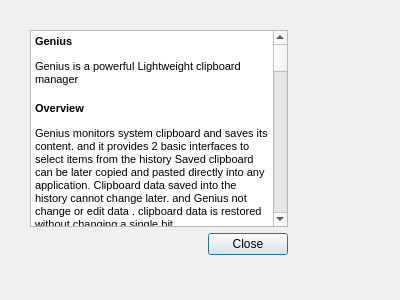
This is views/help.ui in rusith/genius as Qt 5 draws it before an edit. The edited form follows.
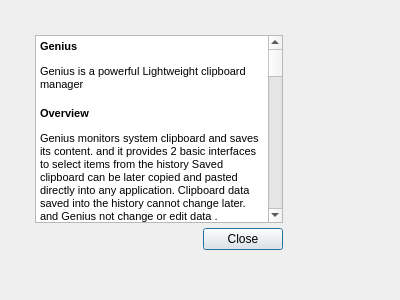
This is the edited form. Icons and pictures are not drawn.

Patch:
```diff
--- a/views/help.ui
+++ b/views/help.ui
@@ -13,7 +13,11 @@
   <property name="windowTitle">
    <string>Dialog</string>
   </property>
-  <widget class="QWidget" name="">
+  <property name="windowIcon">
+   <iconset resource="../resources/resources.qrc">
+    <normaloff>:/images/images/help16.png</normaloff>:/images/images/help16.png</iconset>
+  </property>
+  <widget class="QWidget" name="layoutWidget">
    <property name="geometry">
     <rect>
      <x>30</x>
@@ -23,55 +27,70 @@
     </rect>
    </property>
    <layout class="QVBoxLayout" name="rootLayout">
+    <property name="spacing">
+     <number>5</number>
+    </property>
+    <property name="leftMargin">
+     <number>5</number>
+    </property>
+    <property name="topMargin">
+     <number>5</number>
+    </property>
+    <property name="rightMargin">
+     <number>5</number>
+    </property>
+    <property name="bottomMargin">
+     <number>5</number>
+    </property>
     <item>
      <widget class="QTextBrowser" name="helpDisplay">
       <property name="html">
        <string>&lt;!DOCTYPE HTML PUBLIC &quot;-//W3C//DTD HTML 4.0//EN&quot; &quot;http://www.w3.org/TR/REC-html40/strict.dtd&quot;&gt;
 &lt;html&gt;&lt;head&gt;&lt;meta name=&quot;qrichtext&quot; content=&quot;1&quot; /&gt;&lt;style type=&quot;text/css&quot;&gt;
 p, li { white-space: pre-wrap; }
-&lt;/style&gt;&lt;/head&gt;&lt;body style=&quot; font-family:'MS Shell Dlg 2'; font-size:8.25pt; font-weight:400; font-style:normal;&quot;&gt;
-&lt;p style=&quot; margin-top:18px; margin-bottom:12px; margin-left:0px; margin-right:0px; -qt-block-indent:0; text-indent:0px;&quot;&gt;&lt;a name=&quot;genius-&quot;&gt;&lt;/a&gt;&lt;span style=&quot; font-size:8pt; font-weight:600;&quot;&gt;G&lt;/span&gt;&lt;span style=&quot; font-size:8pt; font-weight:600;&quot;&gt;enius &lt;/span&gt;&lt;/p&gt;
-&lt;p style=&quot; margin-top:12px; margin-bottom:12px; margin-left:0px; margin-right:0px; -qt-block-indent:0; text-indent:0px;&quot;&gt;&lt;span style=&quot; font-size:8pt;&quot;&gt;Genius is a powerful Lightweight clipboard manager &lt;/span&gt;&lt;/p&gt;
-&lt;p style=&quot; margin-top:16px; margin-bottom:12px; margin-left:0px; margin-right:0px; -qt-block-indent:0; text-indent:0px;&quot;&gt;&lt;a name=&quot;overview&quot;&gt;&lt;/a&gt;&lt;span style=&quot; font-size:8pt; font-weight:600;&quot;&gt;O&lt;/span&gt;&lt;span style=&quot; font-size:8pt; font-weight:600;&quot;&gt;verview&lt;/span&gt;&lt;span style=&quot; font-size:8pt;&quot;&gt; &lt;/span&gt;&lt;/p&gt;
-&lt;p style=&quot; margin-top:12px; margin-bottom:12px; margin-left:0px; margin-right:0px; -qt-block-indent:0; text-indent:0px;&quot;&gt;&lt;span style=&quot; font-size:8pt;&quot;&gt;Genius monitors system clipboard and saves its content. and it provides 2 basic interfaces to select items from the history Saved clipboard can be later copied and pasted directly into any application. Clipboard data saved into the history cannot change later. and Genius not change or edit data . clipboard data is restored without changing a single bit &lt;/span&gt;&lt;/p&gt;
-&lt;p style=&quot; margin-top:12px; margin-bottom:12px; margin-left:0px; margin-right:0px; -qt-block-indent:0; text-indent:0px;&quot;&gt;&lt;span style=&quot; font-size:8pt;&quot;&gt;Items can be: &lt;/span&gt;&lt;/p&gt;
-&lt;ul style=&quot;margin-top: 0px; margin-bottom: 0px; margin-left: 0px; margin-right: 0px; -qt-list-indent: 1;&quot;&gt;&lt;li style=&quot; font-size:8pt;&quot; style=&quot; margin-top:12px; margin-bottom:0px; margin-left:0px; margin-right:0px; -qt-block-indent:0; text-indent:0px;&quot;&gt;Paste directly into applications using Genius hockeys&lt;/li&gt;
-&lt;li style=&quot; font-size:8pt;&quot; style=&quot; margin-top:0px; margin-bottom:12px; margin-left:0px; margin-right:0px; -qt-block-indent:0; text-indent:0px;&quot;&gt;or simply removed. &lt;/li&gt;&lt;/ul&gt;
-&lt;p style=&quot; margin-top:16px; margin-bottom:12px; margin-left:0px; margin-right:0px; -qt-block-indent:0; text-indent:0px;&quot;&gt;&lt;a name=&quot;features&quot;&gt;&lt;/a&gt;&lt;span style=&quot; font-size:8pt; font-weight:600;&quot;&gt;F&lt;/span&gt;&lt;span style=&quot; font-size:8pt; font-weight:600;&quot;&gt;eatures&lt;/span&gt;&lt;span style=&quot; font-size:8pt;&quot;&gt; &lt;/span&gt;&lt;/p&gt;
-&lt;ul style=&quot;margin-top: 0px; margin-bottom: 0px; margin-left: 0px; margin-right: 0px; -qt-list-indent: 1;&quot;&gt;&lt;li style=&quot; font-size:8pt;&quot; style=&quot; margin-top:12px; margin-bottom:0px; margin-left:0px; margin-right:0px; -qt-block-indent:0; text-indent:0px;&quot;&gt;simple user interface , easy to use &lt;/li&gt;
-&lt;li style=&quot; font-size:8pt;&quot; style=&quot; margin-top:0px; margin-bottom:0px; margin-left:0px; margin-right:0px; -qt-block-indent:0; text-indent:0px;&quot;&gt;Support for Linux, Windows and OSX ( still not compiled for OSX) &lt;/li&gt;
-&lt;li style=&quot; font-size:8pt;&quot; style=&quot; margin-top:0px; margin-bottom:0px; margin-left:0px; margin-right:0px; -qt-block-indent:0; text-indent:0px;&quot;&gt;Store text, HTML, images or any other custom formats&lt;/li&gt;
-&lt;li style=&quot; font-size:8pt;&quot; style=&quot; margin-top:0px; margin-bottom:0px; margin-left:0px; margin-right:0px; -qt-block-indent:0; text-indent:0px;&quot;&gt;Quickly browse and items in clipboard history&lt;/li&gt;
-&lt;li style=&quot; font-size:8pt;&quot; style=&quot; margin-top:0px; margin-bottom:0px; margin-left:0px; margin-right:0px; -qt-block-indent:0; text-indent:0px;&quot;&gt;System-wide customizable shortcuts&lt;/li&gt;
-&lt;li style=&quot; font-size:8pt;&quot; style=&quot; margin-top:0px; margin-bottom:0px; margin-left:0px; margin-right:0px; -qt-block-indent:0; text-indent:0px;&quot;&gt;Paste items using ItemSelector or historyMenu&lt;/li&gt;
-&lt;li style=&quot; font-size:8pt;&quot; style=&quot; margin-top:0px; margin-bottom:12px; margin-left:0px; margin-right:0px; -qt-block-indent:0; text-indent:0px;&quot;&gt;Many more features &lt;/li&gt;&lt;/ul&gt;
-&lt;p style=&quot; margin-top:16px; margin-bottom:12px; margin-left:0px; margin-right:0px; -qt-block-indent:0; text-indent:0px;&quot;&gt;&lt;a name=&quot;install-and-run&quot;&gt;&lt;/a&gt;&lt;span style=&quot; font-size:8pt; font-weight:600;&quot;&gt;I&lt;/span&gt;&lt;span style=&quot; font-size:8pt; font-weight:600;&quot;&gt;nstall and Run&lt;/span&gt;&lt;span style=&quot; font-size:8pt;&quot;&gt; &lt;/span&gt;&lt;/p&gt;
-&lt;p style=&quot; margin-top:12px; margin-bottom:12px; margin-left:0px; margin-right:0px; -qt-block-indent:0; text-indent:0px;&quot;&gt;&lt;span style=&quot; font-size:8pt;&quot;&gt;To install Genius, use binary package or installer provided for your OS or follow instructions in &lt;/span&gt;&lt;/p&gt;
-&lt;p style=&quot; margin-top:12px; margin-bottom:12px; margin-left:0px; margin-right:0px; -qt-block-indent:0; text-indent:0px;&quot;&gt;&lt;span style=&quot; font-size:8pt;&quot;&gt;for build form source download source and open pro file using QT Creator or visual studio (QT plug in needed.) build and run &lt;/span&gt;&lt;/p&gt;
-&lt;p style=&quot; margin-top:16px; margin-bottom:12px; margin-left:0px; margin-right:0px; -qt-block-indent:0; text-indent:0px;&quot;&gt;&lt;a name=&quot;dependencies&quot;&gt;&lt;/a&gt;&lt;span style=&quot; font-size:8pt; font-weight:600;&quot;&gt;D&lt;/span&gt;&lt;span style=&quot; font-size:8pt; font-weight:600;&quot;&gt;ependencies&lt;/span&gt;&lt;span style=&quot; font-size:8pt;&quot;&gt; &lt;/span&gt;&lt;/p&gt;
-&lt;p style=&quot; margin-top:12px; margin-bottom:12px; margin-left:0px; margin-right:0px; -qt-block-indent:0; text-indent:0px;&quot;&gt;&lt;span style=&quot; font-size:8pt;&quot;&gt;To build and run the application you'll need &lt;/span&gt;&lt;a href=&quot;https://www.qt.io/download/&quot;&gt;&lt;span style=&quot; font-size:8pt; text-decoration: underline; color:#0000ff;&quot;&gt;Qt&lt;/span&gt;&lt;/a&gt;&lt;span style=&quot; font-size:8pt;&quot;&gt; library. &lt;/span&gt;&lt;/p&gt;
-&lt;p style=&quot; margin-top:16px; margin-bottom:12px; margin-left:0px; margin-right:0px; -qt-block-indent:0; text-indent:0px;&quot;&gt;&lt;a name=&quot;keyboard-shortcuts-these-shortcuts-can-be-customized-&quot;&gt;&lt;/a&gt;&lt;span style=&quot; font-size:8pt; font-weight:600;&quot;&gt;K&lt;/span&gt;&lt;span style=&quot; font-size:8pt; font-weight:600;&quot;&gt;eyboard Shortcuts (these shortcuts can be customized )&lt;/span&gt;&lt;span style=&quot; font-size:8pt;&quot;&gt; &lt;/span&gt;&lt;/p&gt;
-&lt;ul style=&quot;margin-top: 0px; margin-bottom: 0px; margin-left: 0px; margin-right: 0px; -qt-list-indent: 1;&quot;&gt;&lt;li style=&quot; font-size:8pt;&quot; style=&quot; margin-top:12px; margin-bottom:12px; margin-left:0px; margin-right:0px; -qt-block-indent:0; text-indent:0px;&quot;&gt;&lt;span style=&quot; font-family:'Courier New,courier';&quot;&gt;Ctrl+Alt+Shift+C&lt;/span&gt; &lt;/li&gt;
-&lt;p style=&quot; margin-top:12px; margin-bottom:12px; margin-left:0px; margin-right:0px; -qt-block-indent:1; text-indent:0px;&quot;&gt;&lt;span style=&quot; font-size:8pt;&quot;&gt;clear history and all data&lt;/span&gt;&lt;/p&gt;
-&lt;li style=&quot; font-size:8pt;&quot; style=&quot; margin-top:12px; margin-bottom:12px; margin-left:0px; margin-right:0px; -qt-block-indent:0; text-indent:0px;&quot;&gt;&lt;span style=&quot; font-family:'Courier New,courier';&quot;&gt;Ctrl+Alt+V&lt;/span&gt; &lt;/li&gt;
-&lt;p style=&quot; margin-top:12px; margin-bottom:12px; margin-left:0px; margin-right:0px; -qt-block-indent:1; text-indent:0px;&quot;&gt;&lt;span style=&quot; font-size:8pt;&quot;&gt;paste last item (not current content) of the history into current application&lt;/span&gt;&lt;/p&gt;
-&lt;li style=&quot; font-size:8pt;&quot; style=&quot; margin-top:12px; margin-bottom:12px; margin-left:0px; margin-right:0px; -qt-block-indent:0; text-indent:0px;&quot;&gt;&lt;span style=&quot; font-family:'Courier New,courier';&quot;&gt;Ctrl+Shift+X&lt;/span&gt; &lt;/li&gt;
-&lt;p style=&quot; margin-top:12px; margin-bottom:12px; margin-left:0px; margin-right:0px; -qt-block-indent:1; text-indent:0px;&quot;&gt;&lt;span style=&quot; font-size:8pt;&quot;&gt;open selector window (nice interface for use to navigate thought the history and select an item)&lt;/span&gt;&lt;/p&gt;
-&lt;li style=&quot; font-size:8pt;&quot; style=&quot; margin-top:12px; margin-bottom:12px; margin-left:0px; margin-right:0px; -qt-block-indent:0; text-indent:0px;&quot;&gt;&lt;span style=&quot; font-family:'Courier New,courier';&quot;&gt;Ctrl+Alt+Shift+M&lt;/span&gt; &lt;/li&gt;
-&lt;p style=&quot; margin-top:12px; margin-bottom:12px; margin-left:0px; margin-right:0px; -qt-block-indent:1; text-indent:0px;&quot;&gt;&lt;span style=&quot; font-size:8pt;&quot;&gt;open clipboard manager window&lt;/span&gt;&lt;/p&gt;
-&lt;li style=&quot; font-size:8pt;&quot; style=&quot; margin-top:12px; margin-bottom:12px; margin-left:0px; margin-right:0px; -qt-block-indent:0; text-indent:0px;&quot;&gt;&lt;span style=&quot; font-family:'Courier New,courier';&quot;&gt;Ctrl+Shift+V&lt;/span&gt; &lt;/li&gt;
-&lt;p style=&quot; margin-top:12px; margin-bottom:12px; margin-left:0px; margin-right:0px; -qt-block-indent:1; text-indent:0px;&quot;&gt;&lt;span style=&quot; font-size:8pt;&quot;&gt;show history menu (this can be use for select an item from history very easily )&lt;/span&gt;&lt;/p&gt;
-&lt;li style=&quot; font-size:8pt;&quot; style=&quot; margin-top:12px; margin-bottom:12px; margin-left:0px; margin-right:0px; -qt-block-indent:0; text-indent:0px;&quot;&gt;&lt;span style=&quot; font-family:'Courier New,courier';&quot;&gt;Ctrl+Alt+Shift+S&lt;/span&gt; &lt;/li&gt;&lt;/ul&gt;
-&lt;p style=&quot; margin-top:12px; margin-bottom:12px; margin-left:0px; margin-right:0px; -qt-block-indent:1; text-indent:0px;&quot;&gt;&lt;span style=&quot; font-size:8pt;&quot;&gt;open settings window &lt;/span&gt;&lt;/p&gt;
-&lt;p style=&quot; margin-top:16px; margin-bottom:12px; margin-left:0px; margin-right:0px; -qt-block-indent:0; text-indent:0px;&quot;&gt;&lt;a name=&quot;basic-usage&quot;&gt;&lt;/a&gt;&lt;span style=&quot; font-size:8pt; font-weight:600;&quot;&gt;B&lt;/span&gt;&lt;span style=&quot; font-size:8pt; font-weight:600;&quot;&gt;asic Usage&lt;/span&gt;&lt;span style=&quot; font-size:8pt;&quot;&gt; &lt;/span&gt;&lt;/p&gt;
-&lt;p style=&quot; margin-top:12px; margin-bottom:12px; margin-left:0px; margin-right:0px; -qt-block-indent:0; text-indent:0px;&quot;&gt;&lt;span style=&quot; font-size:8pt;&quot;&gt;recommended to add Genius to startup application list. when clipboard is changed changed data is saved in the application's clipboard history. this data cannot edit lated only can delete when not needed. user can manage the Clipboard History using Clipboard Manager window. user can changed items positions , view content of the items, delete items, clear the history using this window. &lt;/span&gt;&lt;/p&gt;
-&lt;p style=&quot; margin-top:12px; margin-bottom:12px; margin-left:0px; margin-right:0px; -qt-block-indent:0; text-indent:0px;&quot;&gt;&lt;span style=&quot; font-size:8pt;&quot;&gt;user can select item form history using Selector window or history list. &lt;/span&gt;&lt;/p&gt;
-&lt;p style=&quot; margin-top:12px; margin-bottom:12px; margin-left:0px; margin-right:0px; -qt-block-indent:0; text-indent:0px;&quot;&gt;&lt;span style=&quot; font-size:8pt;&quot;&gt;Selector window is a fancy UI with nice animations. user can navigate through the clipboard history using left right keys when user release the Shift key or Alt key currently selected item will paste into the current application.default shortcut to bring this component is (Ctrl+Alt+X) &lt;/span&gt;&lt;/p&gt;
-&lt;p style=&quot; margin-top:12px; margin-bottom:12px; margin-left:0px; margin-right:0px; -qt-block-indent:0; text-indent:0px;&quot;&gt;&lt;span style=&quot; font-size:8pt;&quot;&gt;History menu is a basic menu contains items of the history. user can select item and press enter to paste item. in History menu , user can enable index numbers. if this option is enabled index of the item will show in front of the item user can select item by pressing index number (1-9) &lt;/span&gt;&lt;/p&gt;
-&lt;p style=&quot; margin-top:12px; margin-bottom:12px; margin-left:0px; margin-right:0px; -qt-block-indent:0; text-indent:0px;&quot;&gt;&lt;span style=&quot; font-size:8pt;&quot;&gt;user can turn off or on Genius any time. when turned off newly copied items will not add to the history. and all shortcuts will be disabled. &lt;/span&gt;&lt;/p&gt;
-&lt;p style=&quot; margin-top:12px; margin-bottom:12px; margin-left:0px; margin-right:0px; -qt-block-indent:0; text-indent:0px;&quot;&gt;&lt;span style=&quot; font-size:8pt;&quot;&gt;user can pause and resume Genius. if user want to use some items over and over again this is useful. when Genius is paused new items will not add to the history and. and when user select an item from the history history will not change shortcuts will work in this mode &lt;/span&gt;&lt;/p&gt;
-&lt;p style=&quot; margin-top:12px; margin-bottom:12px; margin-left:0px; margin-right:0px; -qt-block-indent:0; text-indent:0px;&quot;&gt;&lt;span style=&quot; font-size:8pt;&quot;&gt;user can view content of items .Genius can view HTML , URI lists, plain text, images. if the content cannot render row data is presented. user can export data &lt;/span&gt;&lt;/p&gt;
-&lt;p style=&quot;-qt-paragraph-type:empty; margin-top:12px; margin-bottom:12px; margin-left:0px; margin-right:0px; -qt-block-indent:0; text-indent:0px; font-size:8pt;&quot;&gt;&lt;br /&gt;&lt;/p&gt;&lt;/body&gt;&lt;/html&gt;</string>
+&lt;/style&gt;&lt;/head&gt;&lt;body style=&quot; font-family:'Ubuntu'; font-size:9pt; font-weight:400; font-style:normal;&quot;&gt;
+&lt;p style=&quot; margin-top:18px; margin-bottom:12px; margin-left:0px; margin-right:0px; -qt-block-indent:0; text-indent:0px;&quot;&gt;&lt;a name=&quot;genius-&quot;&gt;&lt;/a&gt;&lt;span style=&quot; font-family:'MS Shell Dlg 2'; font-size:8pt; font-weight:600;&quot;&gt;G&lt;/span&gt;&lt;span style=&quot; font-family:'MS Shell Dlg 2'; font-size:8pt; font-weight:600;&quot;&gt;enius &lt;/span&gt;&lt;/p&gt;
+&lt;p style=&quot; margin-top:12px; margin-bottom:12px; margin-left:0px; margin-right:0px; -qt-block-indent:0; text-indent:0px;&quot;&gt;&lt;span style=&quot; font-family:'MS Shell Dlg 2'; font-size:8pt;&quot;&gt;Genius is a powerful Lightweight clipboard manager &lt;/span&gt;&lt;/p&gt;
+&lt;p style=&quot; margin-top:16px; margin-bottom:12px; margin-left:0px; margin-right:0px; -qt-block-indent:0; text-indent:0px;&quot;&gt;&lt;a name=&quot;overview&quot;&gt;&lt;/a&gt;&lt;span style=&quot; font-family:'MS Shell Dlg 2'; font-size:8pt; font-weight:600;&quot;&gt;O&lt;/span&gt;&lt;span style=&quot; font-family:'MS Shell Dlg 2'; font-size:8pt; font-weight:600;&quot;&gt;verview&lt;/span&gt;&lt;span style=&quot; font-family:'MS Shell Dlg 2'; font-size:8pt;&quot;&gt; &lt;/span&gt;&lt;/p&gt;
+&lt;p style=&quot; margin-top:12px; margin-bottom:12px; margin-left:0px; margin-right:0px; -qt-block-indent:0; text-indent:0px;&quot;&gt;&lt;span style=&quot; font-family:'MS Shell Dlg 2'; font-size:8pt;&quot;&gt;Genius monitors system clipboard and saves its content. and it provides 2 basic interfaces to select items from the history Saved clipboard can be later copied and pasted directly into any application. Clipboard data saved into the history cannot change later. and Genius not change or edit data . clipboard data is restored without changing a single bit &lt;/span&gt;&lt;/p&gt;
+&lt;p style=&quot; margin-top:12px; margin-bottom:12px; margin-left:0px; margin-right:0px; -qt-block-indent:0; text-indent:0px;&quot;&gt;&lt;span style=&quot; font-family:'MS Shell Dlg 2'; font-size:8pt;&quot;&gt;Items can be: &lt;/span&gt;&lt;/p&gt;
+&lt;ul style=&quot;margin-top: 0px; margin-bottom: 0px; margin-left: 0px; margin-right: 0px; -qt-list-indent: 1;&quot;&gt;&lt;li style=&quot; font-family:'MS Shell Dlg 2'; font-size:8pt;&quot; style=&quot; margin-top:12px; margin-bottom:0px; margin-left:0px; margin-right:0px; -qt-block-indent:0; text-indent:0px;&quot;&gt;Paste directly into applications using Genius hockeys&lt;/li&gt;
+&lt;li style=&quot; font-family:'MS Shell Dlg 2'; font-size:8pt;&quot; style=&quot; margin-top:0px; margin-bottom:12px; margin-left:0px; margin-right:0px; -qt-block-indent:0; text-indent:0px;&quot;&gt;or simply removed. &lt;/li&gt;&lt;/ul&gt;
+&lt;p style=&quot; margin-top:16px; margin-bottom:12px; margin-left:0px; margin-right:0px; -qt-block-indent:0; text-indent:0px;&quot;&gt;&lt;a name=&quot;features&quot;&gt;&lt;/a&gt;&lt;span style=&quot; font-family:'MS Shell Dlg 2'; font-size:8pt; font-weight:600;&quot;&gt;F&lt;/span&gt;&lt;span style=&quot; font-family:'MS Shell Dlg 2'; font-size:8pt; font-weight:600;&quot;&gt;eatures&lt;/span&gt;&lt;span style=&quot; font-family:'MS Shell Dlg 2'; font-size:8pt;&quot;&gt; &lt;/span&gt;&lt;/p&gt;
+&lt;ul style=&quot;margin-top: 0px; margin-bottom: 0px; margin-left: 0px; margin-right: 0px; -qt-list-indent: 1;&quot;&gt;&lt;li style=&quot; font-family:'MS Shell Dlg 2'; font-size:8pt;&quot; style=&quot; margin-top:12px; margin-bottom:0px; margin-left:0px; margin-right:0px; -qt-block-indent:0; text-indent:0px;&quot;&gt;simple user interface , easy to use &lt;/li&gt;
+&lt;li style=&quot; font-family:'MS Shell Dlg 2'; font-size:8pt;&quot; style=&quot; margin-top:0px; margin-bottom:0px; margin-left:0px; margin-right:0px; -qt-block-indent:0; text-indent:0px;&quot;&gt;Support for Linux, Windows and OSX ( still not compiled for OSX) &lt;/li&gt;
+&lt;li style=&quot; font-family:'MS Shell Dlg 2'; font-size:8pt;&quot; style=&quot; margin-top:0px; margin-bottom:0px; margin-left:0px; margin-right:0px; -qt-block-indent:0; text-indent:0px;&quot;&gt;Store text, HTML, images or any other custom formats&lt;/li&gt;
+&lt;li style=&quot; font-family:'MS Shell Dlg 2'; font-size:8pt;&quot; style=&quot; margin-top:0px; margin-bottom:0px; margin-left:0px; margin-right:0px; -qt-block-indent:0; text-indent:0px;&quot;&gt;Quickly browse and items in clipboard history&lt;/li&gt;
+&lt;li style=&quot; font-family:'MS Shell Dlg 2'; font-size:8pt;&quot; style=&quot; margin-top:0px; margin-bottom:0px; margin-left:0px; margin-right:0px; -qt-block-indent:0; text-indent:0px;&quot;&gt;System-wide customizable shortcuts&lt;/li&gt;
+&lt;li style=&quot; font-family:'MS Shell Dlg 2'; font-size:8pt;&quot; style=&quot; margin-top:0px; margin-bottom:0px; margin-left:0px; margin-right:0px; -qt-block-indent:0; text-indent:0px;&quot;&gt;Paste items using ItemSelector or historyMenu&lt;/li&gt;
+&lt;li style=&quot; font-family:'MS Shell Dlg 2'; font-size:8pt;&quot; style=&quot; margin-top:0px; margin-bottom:12px; margin-left:0px; margin-right:0px; -qt-block-indent:0; text-indent:0px;&quot;&gt;Many more features &lt;/li&gt;&lt;/ul&gt;
+&lt;p style=&quot; margin-top:16px; margin-bottom:12px; margin-left:0px; margin-right:0px; -qt-block-indent:0; text-indent:0px;&quot;&gt;&lt;a name=&quot;install-and-run&quot;&gt;&lt;/a&gt;&lt;span style=&quot; font-family:'MS Shell Dlg 2'; font-size:8pt; font-weight:600;&quot;&gt;I&lt;/span&gt;&lt;span style=&quot; font-family:'MS Shell Dlg 2'; font-size:8pt; font-weight:600;&quot;&gt;nstall and Run&lt;/span&gt;&lt;span style=&quot; font-family:'MS Shell Dlg 2'; font-size:8pt;&quot;&gt; &lt;/span&gt;&lt;/p&gt;
+&lt;p style=&quot; margin-top:12px; margin-bottom:12px; margin-left:0px; margin-right:0px; -qt-block-indent:0; text-indent:0px;&quot;&gt;&lt;span style=&quot; font-family:'MS Shell Dlg 2'; font-size:8pt;&quot;&gt;To install Genius, use binary package or installer provided for your OS or follow instructions in &lt;/span&gt;&lt;/p&gt;
+&lt;p style=&quot; margin-top:12px; margin-bottom:12px; margin-left:0px; margin-right:0px; -qt-block-indent:0; text-indent:0px;&quot;&gt;&lt;span style=&quot; font-family:'MS Shell Dlg 2'; font-size:8pt;&quot;&gt;for build form source download source and open pro file using QT Creator or visual studio (QT plug in needed.) build and run &lt;/span&gt;&lt;/p&gt;
+&lt;p style=&quot; margin-top:16px; margin-bottom:12px; margin-left:0px; margin-right:0px; -qt-block-indent:0; text-indent:0px;&quot;&gt;&lt;a name=&quot;dependencies&quot;&gt;&lt;/a&gt;&lt;span style=&quot; font-family:'MS Shell Dlg 2'; font-size:8pt; font-weight:600;&quot;&gt;D&lt;/span&gt;&lt;span style=&quot; font-family:'MS Shell Dlg 2'; font-size:8pt; font-weight:600;&quot;&gt;ependencies&lt;/span&gt;&lt;span style=&quot; font-family:'MS Shell Dlg 2'; font-size:8pt;&quot;&gt; &lt;/span&gt;&lt;/p&gt;
+&lt;p style=&quot; margin-top:12px; margin-bottom:12px; margin-left:0px; margin-right:0px; -qt-block-indent:0; text-indent:0px;&quot;&gt;&lt;span style=&quot; font-family:'MS Shell Dlg 2'; font-size:8pt;&quot;&gt;To build and run the application you'll need &lt;/span&gt;&lt;a href=&quot;https://www.qt.io/download/&quot;&gt;&lt;span style=&quot; font-family:'MS Shell Dlg 2'; font-size:8pt; text-decoration: underline; color:#0000ff;&quot;&gt;Qt&lt;/span&gt;&lt;/a&gt;&lt;span style=&quot; font-family:'MS Shell Dlg 2'; font-size:8pt;&quot;&gt; library. &lt;/span&gt;&lt;/p&gt;
+&lt;p style=&quot; margin-top:16px; margin-bottom:12px; margin-left:0px; margin-right:0px; -qt-block-indent:0; text-indent:0px;&quot;&gt;&lt;a name=&quot;keyboard-shortcuts-these-shortcuts-can-be-customized-&quot;&gt;&lt;/a&gt;&lt;span style=&quot; font-family:'MS Shell Dlg 2'; font-size:8pt; font-weight:600;&quot;&gt;K&lt;/span&gt;&lt;span style=&quot; font-family:'MS Shell Dlg 2'; font-size:8pt; font-weight:600;&quot;&gt;eyboard Shortcuts (these shortcuts can be customized )&lt;/span&gt;&lt;span style=&quot; font-family:'MS Shell Dlg 2'; font-size:8pt;&quot;&gt; &lt;/span&gt;&lt;/p&gt;
+&lt;ul style=&quot;margin-top: 0px; margin-bottom: 0px; margin-left: 0px; margin-right: 0px; -qt-list-indent: 1;&quot;&gt;&lt;li style=&quot; font-family:'MS Shell Dlg 2'; font-size:8pt;&quot; style=&quot; margin-top:12px; margin-bottom:12px; margin-left:0px; margin-right:0px; -qt-block-indent:0; text-indent:0px;&quot;&gt;&lt;span style=&quot; font-family:'Courier New,courier';&quot;&gt;Ctrl+Alt+Shift+C&lt;/span&gt; &lt;/li&gt;
+&lt;p style=&quot; margin-top:12px; margin-bottom:12px; margin-left:0px; margin-right:0px; -qt-block-indent:1; text-indent:0px;&quot;&gt;&lt;span style=&quot; font-family:'MS Shell Dlg 2'; font-size:8pt;&quot;&gt;clear history and all data&lt;/span&gt;&lt;/p&gt;
+&lt;li style=&quot; font-family:'MS Shell Dlg 2'; font-size:8pt;&quot; style=&quot; margin-top:12px; margin-bottom:12px; margin-left:0px; margin-right:0px; -qt-block-indent:0; text-indent:0px;&quot;&gt;&lt;span style=&quot; font-family:'Courier New,courier';&quot;&gt;Ctrl+Alt+V&lt;/span&gt; &lt;/li&gt;
+&lt;p style=&quot; margin-top:12px; margin-bottom:12px; margin-left:0px; margin-right:0px; -qt-block-indent:1; text-indent:0px;&quot;&gt;&lt;span style=&quot; font-family:'MS Shell Dlg 2'; font-size:8pt;&quot;&gt;paste last item (not current content) of the history into current application&lt;/span&gt;&lt;/p&gt;
+&lt;li style=&quot; font-family:'MS Shell Dlg 2'; font-size:8pt;&quot; style=&quot; margin-top:12px; margin-bottom:12px; margin-left:0px; margin-right:0px; -qt-block-indent:0; text-indent:0px;&quot;&gt;&lt;span style=&quot; font-family:'Courier New,courier';&quot;&gt;Ctrl+Shift+X&lt;/span&gt; &lt;/li&gt;
+&lt;p style=&quot; margin-top:12px; margin-bottom:12px; margin-left:0px; margin-right:0px; -qt-block-indent:1; text-indent:0px;&quot;&gt;&lt;span style=&quot; font-family:'MS Shell Dlg 2'; font-size:8pt;&quot;&gt;open selector window (nice interface for use to navigate thought the history and select an item)&lt;/span&gt;&lt;/p&gt;
+&lt;li style=&quot; font-family:'MS Shell Dlg 2'; font-size:8pt;&quot; style=&quot; margin-top:12px; margin-bottom:12px; margin-left:0px; margin-right:0px; -qt-block-indent:0; text-indent:0px;&quot;&gt;&lt;span style=&quot; font-family:'Courier New,courier';&quot;&gt;Ctrl+Alt+Shift+M&lt;/span&gt; &lt;/li&gt;
+&lt;p style=&quot; margin-top:12px; margin-bottom:12px; margin-left:0px; margin-right:0px; -qt-block-indent:1; text-indent:0px;&quot;&gt;&lt;span style=&quot; font-family:'MS Shell Dlg 2'; font-size:8pt;&quot;&gt;open clipboard manager window&lt;/span&gt;&lt;/p&gt;
+&lt;li style=&quot; font-family:'MS Shell Dlg 2'; font-size:8pt;&quot; style=&quot; margin-top:12px; margin-bottom:12px; margin-left:0px; margin-right:0px; -qt-block-indent:0; text-indent:0px;&quot;&gt;&lt;span style=&quot; font-family:'Courier New,courier';&quot;&gt;Ctrl+Shift+V&lt;/span&gt; &lt;/li&gt;
+&lt;p style=&quot; margin-top:12px; margin-bottom:12px; margin-left:0px; margin-right:0px; -qt-block-indent:1; text-indent:0px;&quot;&gt;&lt;span style=&quot; font-family:'MS Shell Dlg 2'; font-size:8pt;&quot;&gt;show history menu (this can be use for select an item from history very easily )&lt;/span&gt;&lt;/p&gt;
+&lt;li style=&quot; font-family:'MS Shell Dlg 2'; font-size:8pt;&quot; style=&quot; margin-top:12px; margin-bottom:12px; margin-left:0px; margin-right:0px; -qt-block-indent:0; text-indent:0px;&quot;&gt;&lt;span style=&quot; font-family:'Courier New,courier';&quot;&gt;Ctrl+Alt+Shift+S&lt;/span&gt; &lt;/li&gt;&lt;/ul&gt;
+&lt;p style=&quot; margin-top:12px; margin-bottom:12px; margin-left:0px; margin-right:0px; -qt-block-indent:1; text-indent:0px;&quot;&gt;&lt;span style=&quot; font-family:'MS Shell Dlg 2'; font-size:8pt;&quot;&gt;open settings window &lt;/span&gt;&lt;/p&gt;
+&lt;p style=&quot; margin-top:16px; margin-bottom:12px; margin-left:0px; margin-right:0px; -qt-block-indent:0; text-indent:0px;&quot;&gt;&lt;a name=&quot;basic-usage&quot;&gt;&lt;/a&gt;&lt;span style=&quot; font-family:'MS Shell Dlg 2'; font-size:8pt; font-weight:600;&quot;&gt;B&lt;/span&gt;&lt;span style=&quot; font-family:'MS Shell Dlg 2'; font-size:8pt; font-weight:600;&quot;&gt;asic Usage&lt;/span&gt;&lt;span style=&quot; font-family:'MS Shell Dlg 2'; font-size:8pt;&quot;&gt; &lt;/span&gt;&lt;/p&gt;
+&lt;p style=&quot; margin-top:12px; margin-bottom:12px; margin-left:0px; margin-right:0px; -qt-block-indent:0; text-indent:0px;&quot;&gt;&lt;span style=&quot; font-family:'MS Shell Dlg 2'; font-size:8pt;&quot;&gt;recommended to add Genius to startup application list. when clipboard is changed changed data is saved in the application's clipboard history. this data cannot edit lated only can delete when not needed. user can manage the Clipboard History using Clipboard Manager window. user can changed items positions , view content of the items, delete items, clear the history using this window. &lt;/span&gt;&lt;/p&gt;
+&lt;p style=&quot; margin-top:12px; margin-bottom:12px; margin-left:0px; margin-right:0px; -qt-block-indent:0; text-indent:0px;&quot;&gt;&lt;span style=&quot; font-family:'MS Shell Dlg 2'; font-size:8pt;&quot;&gt;user can select item form history using Selector window or history list. &lt;/span&gt;&lt;/p&gt;
+&lt;p style=&quot; margin-top:12px; margin-bottom:12px; margin-left:0px; margin-right:0px; -qt-block-indent:0; text-indent:0px;&quot;&gt;&lt;span style=&quot; font-family:'MS Shell Dlg 2'; font-size:8pt;&quot;&gt;Selector window is a fancy UI with nice animations. user can navigate through the clipboard history using left right keys when user release the Shift key or Alt key currently selected item will paste into the current application.default shortcut to bring this component is (Ctrl+Alt+X) &lt;/span&gt;&lt;/p&gt;
+&lt;p style=&quot; margin-top:12px; margin-bottom:12px; margin-left:0px; margin-right:0px; -qt-block-indent:0; text-indent:0px;&quot;&gt;&lt;span style=&quot; font-family:'MS Shell Dlg 2'; font-size:8pt;&quot;&gt;History menu is a basic menu contains items of the history. user can select item and press enter to paste item. in History menu , user can enable index numbers. if this option is enabled index of the item will show in front of the item user can select item by pressing index number (1-9) &lt;/span&gt;&lt;/p&gt;
+&lt;p style=&quot; margin-top:12px; margin-bottom:12px; margin-left:0px; margin-right:0px; -qt-block-indent:0; text-indent:0px;&quot;&gt;&lt;span style=&quot; font-family:'MS Shell Dlg 2'; font-size:8pt;&quot;&gt;user can turn off or on Genius any time. when turned off newly copied items will not add to the history. and all shortcuts will be disabled. &lt;/span&gt;&lt;/p&gt;
+&lt;p style=&quot; margin-top:12px; margin-bottom:12px; margin-left:0px; margin-right:0px; -qt-block-indent:0; text-indent:0px;&quot;&gt;&lt;span style=&quot; font-family:'MS Shell Dlg 2'; font-size:8pt;&quot;&gt;user can pause and resume Genius. if user want to use some items over and over again this is useful. when Genius is paused new items will not add to the history and. and when user select an item from the history history will not change shortcuts will work in this mode &lt;/span&gt;&lt;/p&gt;
+&lt;p style=&quot; margin-top:12px; margin-bottom:12px; margin-left:0px; margin-right:0px; -qt-block-indent:0; text-indent:0px;&quot;&gt;&lt;span style=&quot; font-family:'MS Shell Dlg 2'; font-size:8pt;&quot;&gt;user can view content of items .Genius can view HTML , URI lists, plain text, images. if the content cannot render row data is presented. user can export data &lt;/span&gt;&lt;/p&gt;
+&lt;p style=&quot;-qt-paragraph-type:empty; margin-top:12px; margin-bottom:12px; margin-left:0px; margin-right:0px; -qt-block-indent:0; text-indent:0px; font-family:'MS Shell Dlg 2'; font-size:8pt;&quot;&gt;&lt;br /&gt;&lt;/p&gt;&lt;/body&gt;&lt;/html&gt;</string>
       </property>
      </widget>
     </item>
```
Left out of the diff: 6 changed lines with no effect on the pictures.
